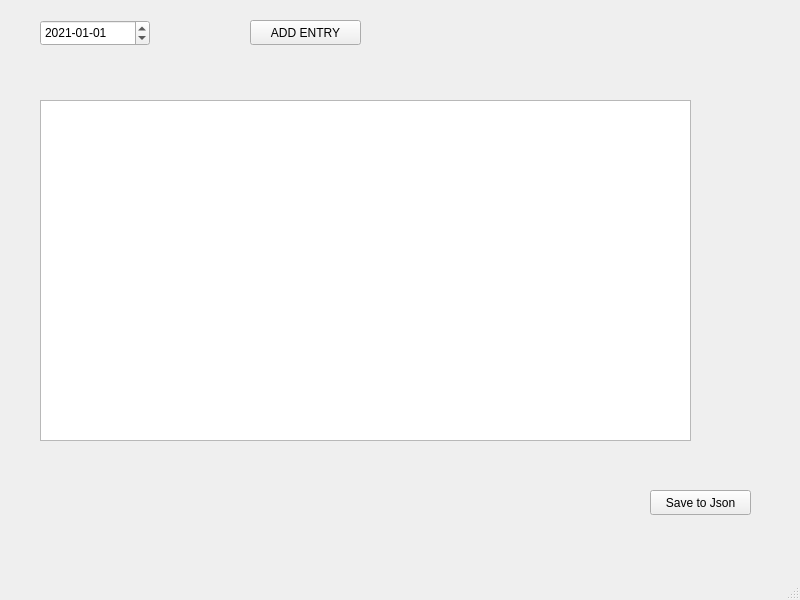
This is mainwindow.ui in Suliaman46/Suliaman46-EGUI-TASK1-TRS as Qt 5 draws it before an edit. The edited form follows.
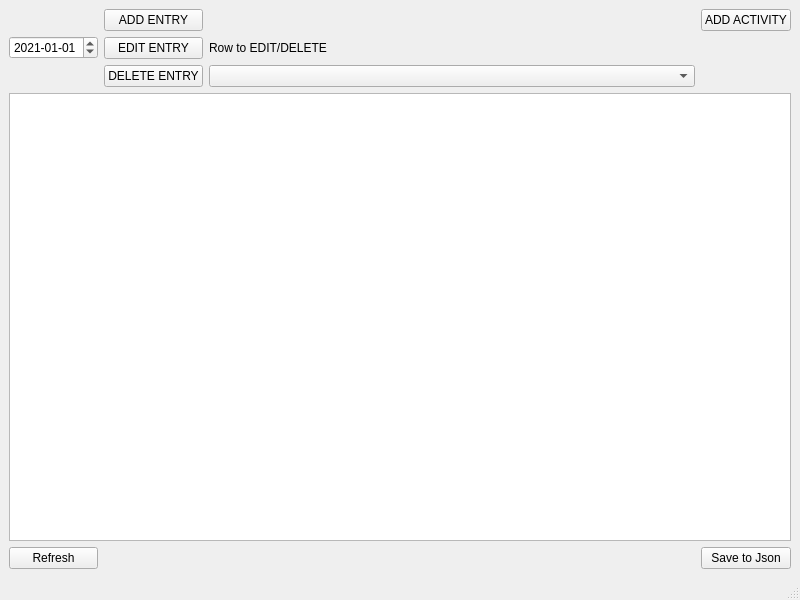
This is the edited form.

Commit message: Functioning ADD/EDIT/DELETE Entry, general improvements.

What changed in the file:
```diff
--- a/mainwindow.ui
+++ b/mainwindow.ui
@@ -14,15 +14,9 @@
    <string>MainWindow</string>
   </property>
   <widget class="QWidget" name="centralwidget">
+   <layout class="QGridLayout" name="gridLayout">
+    <item row="0" column="0" rowspan="2">
    <widget class="QDateEdit" name="dateEdit">
-    <property name="geometry">
-     <rect>
-      <x>40</x>
-      <y>20</y>
-      <width>110</width>
-      <height>26</height>
-     </rect>
-    </property>
     <property name="displayFormat">
      <string>yyyy-MM-dd</string>
     </property>
@@ -34,42 +28,88 @@
      </date>
     </property>
    </widget>
-   <widget class="QTableView" name="dailyActivitiesTbl">
-    <property name="geometry">
-     <rect>
-      <x>40</x>
-      <y>100</y>
-      <width>651</width>
-      <height>341</height>
-     </rect>
-    </property>
-   </widget>
+    </item>
+    <item row="0" column="1" rowspan="2">
+     <layout class="QVBoxLayout" name="verticalLayout">
+      <item>
    <widget class="QPushButton" name="addEntryBtn">
-    <property name="geometry">
-     <rect>
-      <x>250</x>
-      <y>20</y>
-      <width>111</width>
-      <height>25</height>
-     </rect>
-    </property>
     <property name="text">
      <string>ADD ENTRY</string>
     </property>
    </widget>
+      </item>
+      <item>
+       <widget class="QPushButton" name="editEntryBtn">
+        <property name="text">
+         <string>EDIT ENTRY</string>
+        </property>
+       </widget>
+      </item>
+      <item>
+       <widget class="QPushButton" name="deleteEntryBtn">
+        <property name="text">
+         <string>DELETE ENTRY</string>
+        </property>
+       </widget>
+      </item>
+     </layout>
+    </item>
+    <item row="2" column="0" colspan="4">
+     <widget class="QTableView" name="dailyActivitiesTbl">
+      <property name="sizePolicy">
+       <sizepolicy hsizetype="Expanding" vsizetype="Expanding">
+        <horstretch>0</horstretch>
+        <verstretch>0</verstretch>
+       </sizepolicy>
+      </property>
+     </widget>
+    </item>
+    <item row="3" column="3">
    <widget class="QPushButton" name="saveJsonBtn">
-    <property name="geometry">
-     <rect>
-      <x>650</x>
-      <y>490</y>
-      <width>101</width>
-      <height>25</height>
-     </rect>
-    </property>
     <property name="text">
      <string>Save to Json</string>
     </property>
    </widget>
+    </item>
+    <item row="0" column="3">
+     <widget class="QPushButton" name="addActivityBtn">
+      <property name="text">
+       <string>ADD ACTIVITY</string>
+      </property>
+     </widget>
+    </item>
+    <item row="1" column="2">
+     <layout class="QVBoxLayout" name="verticalLayout_2">
+      <item>
+       <widget class="QLabel" name="label">
+        <property name="text">
+         <string>Row to EDIT/DELETE</string>
+        </property>
+       </widget>
+      </item>
+      <item>
+       <widget class="QComboBox" name="comboBox_rowNum">
+        <property name="sizePolicy">
+         <sizepolicy hsizetype="Expanding" vsizetype="Fixed">
+          <horstretch>0</horstretch>
+          <verstretch>0</verstretch>
+         </sizepolicy>
+        </property>
+        <property name="currentText">
+         <string/>
+        </property>
+       </widget>
+      </item>
+     </layout>
+    </item>
+    <item row="3" column="0">
+     <widget class="QPushButton" name="refreshTblBtn">
+      <property name="text">
+       <string>Refresh</string>
+      </property>
+     </widget>
+    </item>
+   </layout>
   </widget>
   <widget class="QMenuBar" name="menubar">
    <property name="geometry">
```
Lines whose indentation alone changed are shown as unchanged. The commit also changes 18 other files.
